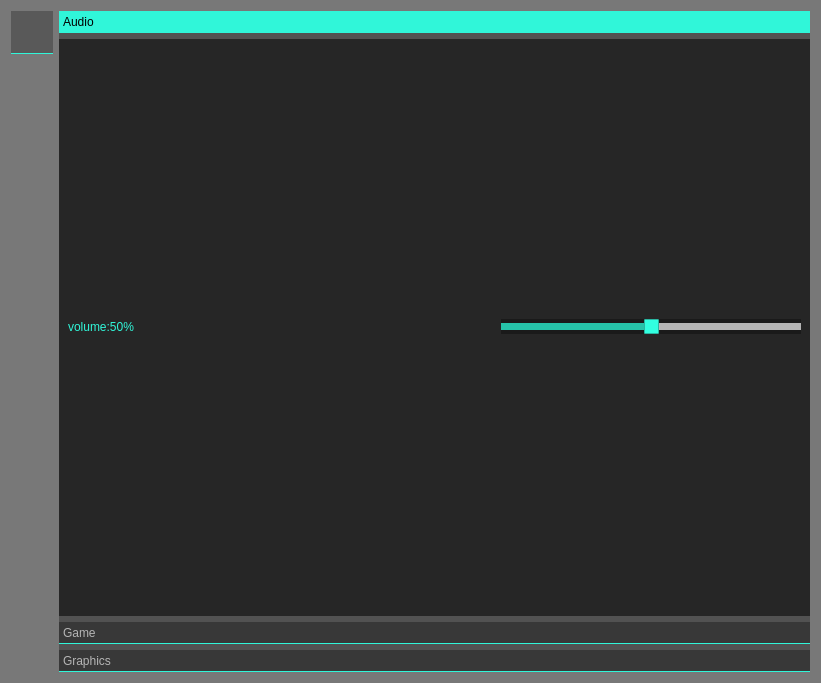
First picture: the form in src/ui/settings_widget.ui, repository k88936/UnRustedWarfare, before the edit.
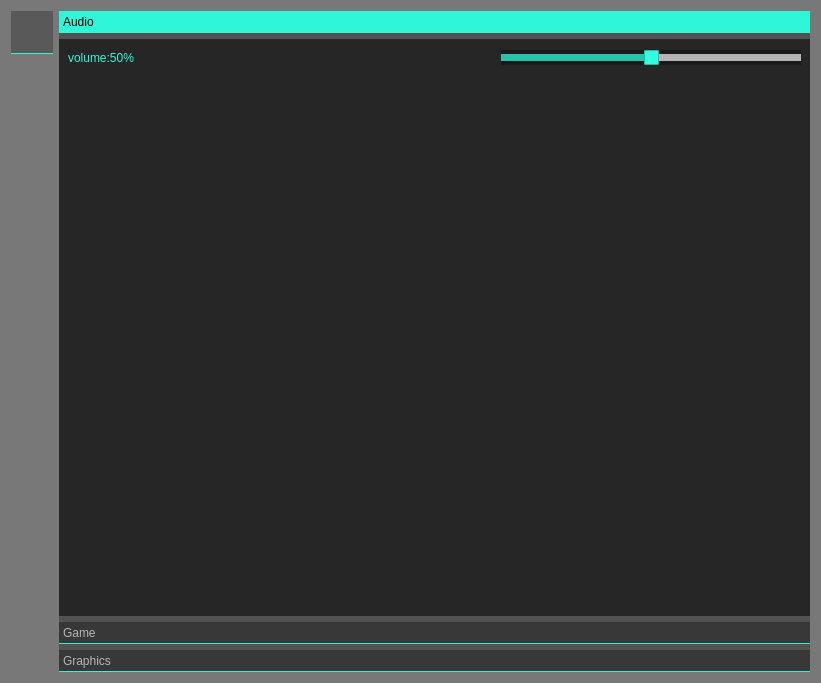
Second picture: the form after the edit. The open tabs and pages were chosen to show the change. Icons and pictures are not drawn.

The edit to the form file:
```diff
--- a/src/ui/settings_widget.ui
+++ b/src/ui/settings_widget.ui
@@ -427,8 +427,8 @@
        <rect>
         <x>0</x>
         <y>0</y>
-        <width>401</width>
-        <height>48</height>
+        <width>753</width>
+        <height>578</height>
        </rect>
       </property>
       <attribute name="label">
@@ -512,7 +512,17 @@
         </layout>
        </item>
        <item>
-        <layout class="QHBoxLayout" name="horizontalLayout_3"/>
+        <spacer name="verticalSpacer_2">
+         <property name="orientation">
+          <enum>Qt::Orientation::Vertical</enum>
+         </property>
+         <property name="sizeHint" stdset="0">
+          <size>
+           <width>20</width>
+           <height>40</height>
+          </size>
+         </property>
+        </spacer>
        </item>
       </layout>
      </widget>
```
Left out of the diff: 22 changed lines with no effect on the pictures.
